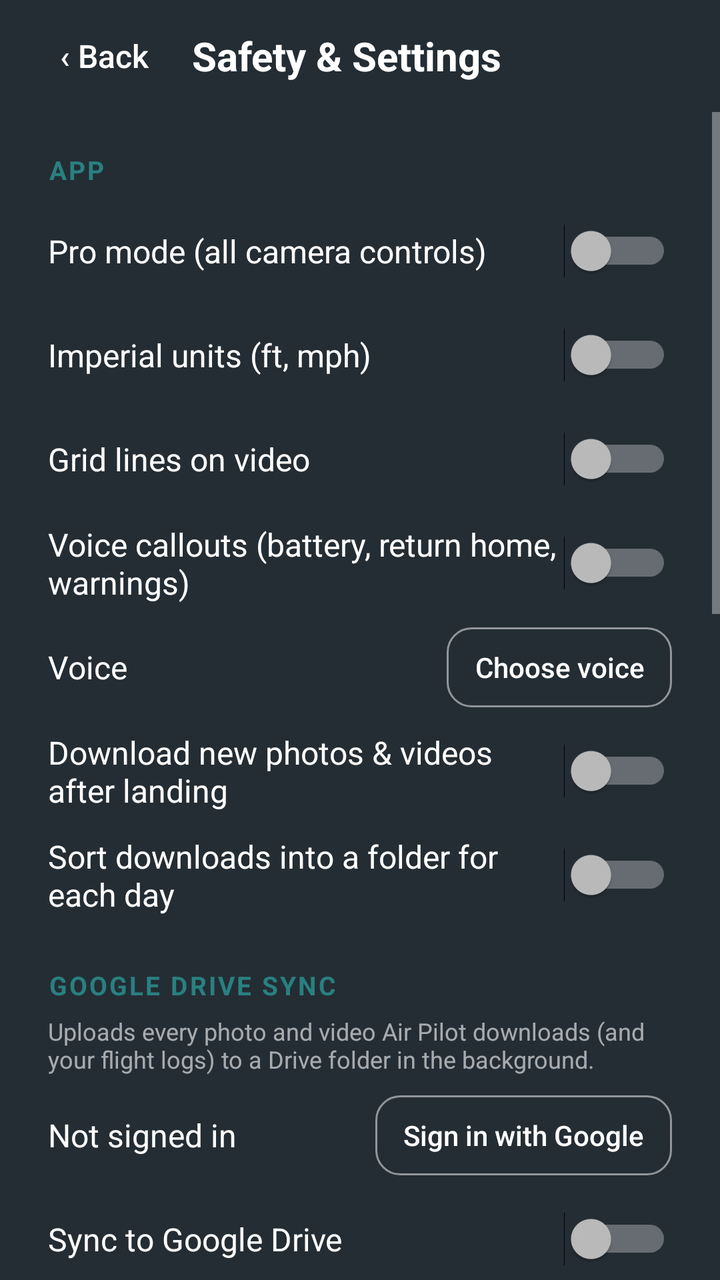
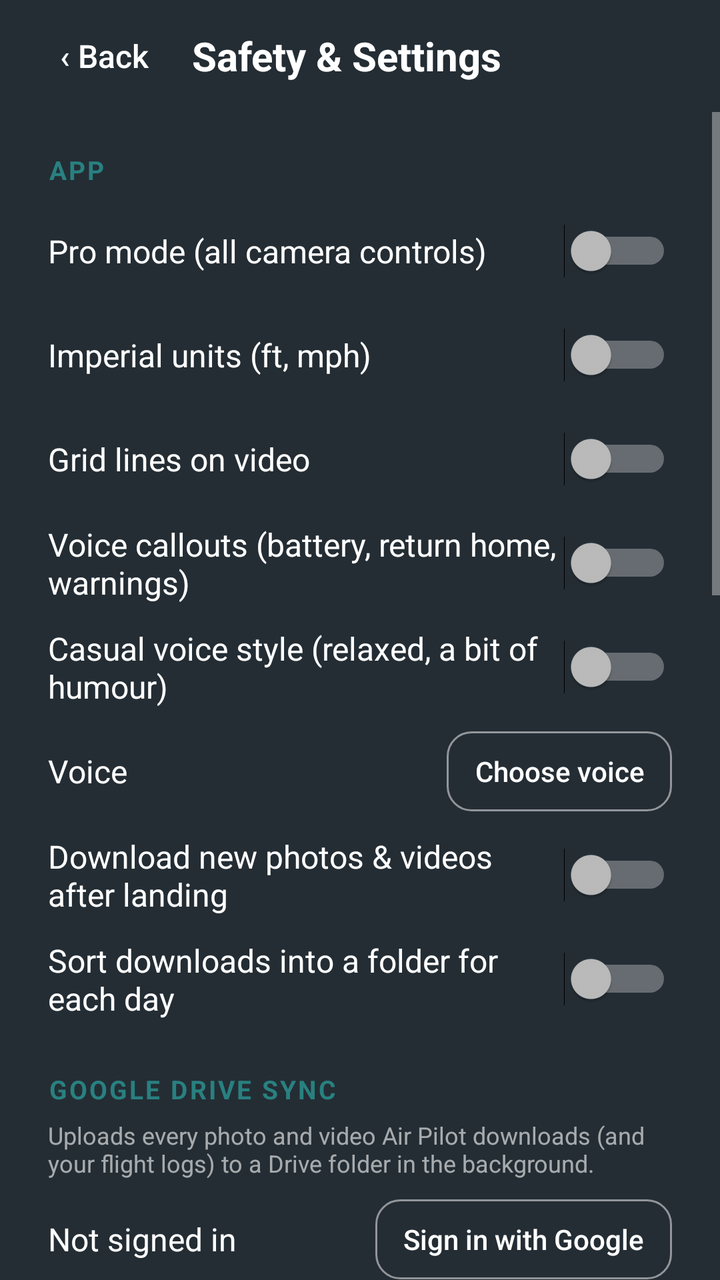

The first picture is an Android layout as it rendered before a commit; the second is the same layout after the commit. The layout source and the unified diff follow.
<!-- AndroidManifest.xml: application theme AppTheme -->
<!-- res/layout/activity_settings.xml -->
<?xml version="1.0" encoding="utf-8"?>
<LinearLayout xmlns:android="http://schemas.android.com/apk/res/android"
    android:layout_width="match_parent"
    android:layout_height="match_parent"
    android:background="@color/background_blue"
    android:orientation="vertical">

    <LinearLayout
        android:layout_width="match_parent"
        android:layout_height="56dp"
        android:gravity="center_vertical"
        android:orientation="horizontal"
        android:paddingLeft="8dp"
        android:paddingRight="16dp">

        <Button
            android:id="@+id/btn_back"
            android:layout_width="wrap_content"
            android:layout_height="44dp"
            android:background="@android:color/transparent"
            android:text="‹ Back"
            android:textAllCaps="false"
            android:textColor="#FFFFFF"
            android:textSize="16sp" />

        <TextView
            android:layout_width="0dp"
            android:layout_height="wrap_content"
            android:layout_weight="1"
            android:text="Safety &amp; Settings"
            android:textColor="#FFFFFF"
            android:textSize="20sp"
            android:textStyle="bold" />

        <TextView
            android:id="@+id/drone_state"
            android:layout_width="wrap_content"
            android:layout_height="wrap_content"
            android:textColor="#B3FFFFFF"
            android:textSize="13sp" />
    </LinearLayout>

    <ScrollView
        android:layout_width="match_parent"
        android:layout_height="0dp"
        android:layout_weight="1">

        <LinearLayout
            android:layout_width="match_parent"
            android:layout_height="wrap_content"
            android:orientation="vertical"
            android:paddingLeft="24dp"
            android:paddingRight="24dp"
            android:paddingBottom="24dp">

            
            <TextView style="@style/SectionTitle" android:text="APP" />

            <LinearLayout style="@style/SettingRow">
                <TextView style="@style/SettingLabel" android:text="Pro mode (all camera controls)" />
                <Switch android:id="@+id/sw_advanced" android:layout_width="wrap_content" android:layout_height="wrap_content" />
            </LinearLayout>

            <LinearLayout style="@style/SettingRow">
                <TextView style="@style/SettingLabel" android:text="Imperial units (ft, mph)" />
                <Switch android:id="@+id/sw_imperial" android:layout_width="wrap_content" android:layout_height="wrap_content" />
            </LinearLayout>

            <LinearLayout style="@style/SettingRow">
                <TextView style="@style/SettingLabel" android:text="Grid lines on video" />
                <Switch android:id="@+id/sw_grid" android:layout_width="wrap_content" android:layout_height="wrap_content" />
            </LinearLayout>

            <LinearLayout style="@style/SettingRow">
                <TextView style="@style/SettingLabel" android:text="Voice callouts (battery, return home, warnings)" />
                <Switch android:id="@+id/sw_voice" android:layout_width="wrap_content" android:layout_height="wrap_content" />
            </LinearLayout>

            <LinearLayout style="@style/SettingRow">
                <TextView android:id="@+id/voice_label" style="@style/SettingLabel" android:text="Voice" />
                <Button
                    android:id="@+id/btn_voice"
                    style="@style/SecondaryButton"
                    android:layout_width="wrap_content"
                    android:layout_height="40dp"
                    android:paddingLeft="14dp"
                    android:paddingRight="14dp"
                    android:text="Choose voice"
                    android:textSize="14sp" />
            </LinearLayout>

            <LinearLayout style="@style/SettingRow">
                <TextView style="@style/SettingLabel" android:text="Download new photos &amp; videos after landing" />
                <Switch android:id="@+id/sw_auto_download" android:layout_width="wrap_content" android:layout_height="wrap_content" />
            </LinearLayout>

            <LinearLayout style="@style/SettingRow">
                <TextView style="@style/SettingLabel" android:text="Sort downloads into a folder for each day" />
                <Switch android:id="@+id/sw_by_date" android:layout_width="wrap_content" android:layout_height="wrap_content" />
            </LinearLayout>

            
            <TextView style="@style/SectionTitle" android:text="GOOGLE DRIVE SYNC" />
            <TextView
                style="@style/SettingHint"
                android:text="Uploads every photo and video Air Pilot downloads (and your flight logs) to a Drive folder in the background." />

            <LinearLayout style="@style/SettingRow">
                <TextView android:id="@+id/drive_account" style="@style/SettingLabel" android:text="Not signed in" />
                <Button
                    android:id="@+id/btn_drive_signin"
                    style="@style/SecondaryButton"
                    android:layout_width="wrap_content"
                    android:layout_height="40dp"
                    android:paddingLeft="14dp"
                    android:paddingRight="14dp"
                    android:text="Sign in with Google"
                    android:textSize="14sp" />
            </LinearLayout>

            <LinearLayout style="@style/SettingRow">
                <TextView style="@style/SettingLabel" android:text="Sync to Google Drive" />
                <Switch android:id="@+id/sw_drive" android:layout_width="wrap_content" android:layout_height="wrap_content" />
            </LinearLayout>

            <LinearLayout style="@style/SettingRow">
                <TextView style="@style/SettingLabel" android:text="Drive folder" />
                <EditText
                    android:id="@+id/et_drive_folder"
                    android:layout_width="200dp"
                    android:layout_height="wrap_content"
                    android:gravity="end"
                    android:imeOptions="actionDone"
                    android:inputType="text"
                    android:singleLine="true"
                    android:textColor="#FFFFFF"
                    android:textSize="16sp" />
            </LinearLayout>
            <TextView style="@style/SettingHint" android:text="Use / for subfolders, e.g. Drone/Air Pilot. Air Pilot creates the folder." />

            <LinearLayout style="@style/SettingRow">
                <TextView style="@style/SettingLabel" android:text="Only upload on Wi-Fi" />
                <Switch android:id="@+id/sw_drive_wifi" android:layout_width="wrap_content" android:layout_height="wrap_content" />
            </LinearLayout>

            <LinearLayout style="@style/SettingRow">
                <TextView style="@style/SettingLabel" android:text="Also upload flight logs (CSV)" />
                <Switch android:id="@+id/sw_drive_logs" android:layout_width="wrap_content" android:layout_height="wrap_content" />
            </LinearLayout>

            <TextView
                android:id="@+id/drive_status"
                style="@style/SettingHint"
                android:layout_marginTop="4dp" />

            
            <TextView style="@style/SectionTitle" android:text="DRONE SAFETY  (saved to the drone)" />
            <TextView
                android:id="@+id/drone_hint"
                style="@style/SettingHint"
                android:text="Connect the drone to read and change these." />

            <LinearLayout style="@style/SettingRow">
                <TextView style="@style/SettingLabel" android:text="Beginner mode" />
                <Switch android:id="@+id/sw_beginner" android:layout_width="wrap_content" android:layout_height="wrap_content" />
            </LinearLayout>
            <TextView style="@style/SettingHint" android:text="Keeps the drone close and low (about 30 m / 100 ft) and slow. Needs GPS." />

            <LinearLayout style="@style/SettingRow">
                <TextView android:id="@+id/lbl_max_alt" style="@style/SettingLabel" android:text="Max altitude" />
                <EditText android:id="@+id/et_max_alt" style="@style/SettingNumber" />
            </LinearLayout>

            <LinearLayout style="@style/SettingRow">
                <TextView style="@style/SettingLabel" android:text="Limit distance from home" />
                <Switch android:id="@+id/sw_dist_limit" android:layout_width="wrap_content" android:layout_height="wrap_content" />
            </LinearLayout>

            <LinearLayout style="@style/SettingRow">
                <TextView android:id="@+id/lbl_max_dist" style="@style/SettingLabel" android:text="Max distance" />
                <EditText android:id="@+id/et_max_dist" style="@style/SettingNumber" />
            </LinearLayout>

            <LinearLayout style="@style/SettingRow">
                <TextView android:id="@+id/lbl_rth_alt" style="@style/SettingLabel" android:text="Return-to-home altitude" />
                <EditText android:id="@+id/et_rth_alt" style="@style/SettingNumber" />
            </LinearLayout>
            <TextView style="@style/SettingHint" android:text="Set it higher than nearby trees and buildings." />

            <LinearLayout style="@style/SettingRow">
                <TextView style="@style/SettingLabel" android:text="Low battery warning (%)" />
                <EditText android:id="@+id/et_low_batt" style="@style/SettingNumber" />
            </LinearLayout>

            <Button
                android:id="@+id/btn_save_drone"
                style="@style/BigButton"
                android:layout_marginTop="16dp"
                android:text="Save to drone" />

            <TextView
                android:id="@+id/save_result"
                style="@style/SettingHint"
                android:layout_marginTop="8dp" />
        </LinearLayout>
    </ScrollView>
</LinearLayout>
<!-- resources referenced by this layout -->
<resources>
  <color name="background_blue">#242d34</color>
  <style name="BigButton">
          <item name="android:layout_width">match_parent</item>
          <item name="android:layout_height">56dp</item>
          <item name="android:background">@drawable/button_bg</item>
          <item name="android:textColor">#FFFFFF</item>
          <item name="android:textSize">18sp</item>
          <item name="android:textStyle">bold</item>
          <item name="android:textAllCaps">false</item>
      </style>
  <style name="SecondaryButton" parent="BigButton">
          <item name="android:layout_height">48dp</item>
          <item name="android:background">@drawable/button_secondary_bg</item>
          <item name="android:textSize">16sp</item>
          <item name="android:textStyle">normal</item>
      </style>
  <style name="SectionTitle">
          <item name="android:layout_width">match_parent</item>
          <item name="android:layout_height">wrap_content</item>
          <item name="android:layout_marginTop">20dp</item>
          <item name="android:layout_marginBottom">6dp</item>
          <item name="android:textColor">@color/medium_blue</item>
          <item name="android:textSize">13sp</item>
          <item name="android:textStyle">bold</item>
          <item name="android:letterSpacing">0.08</item>
      </style>
  <style name="SettingHint">
          <item name="android:layout_width">match_parent</item>
          <item name="android:layout_height">wrap_content</item>
          <item name="android:textColor">#99FFFFFF</item>
          <item name="android:textSize">12sp</item>
          <item name="android:layout_marginBottom">4dp</item>
      </style>
  <style name="SettingLabel">
          <item name="android:layout_width">0dp</item>
          <item name="android:layout_height">wrap_content</item>
          <item name="android:layout_weight">1</item>
          <item name="android:textColor">#FFFFFF</item>
          <item name="android:textSize">16sp</item>
      </style>
  <style name="SettingNumber">
          <item name="android:layout_width">96dp</item>
          <item name="android:layout_height">wrap_content</item>
          <item name="android:gravity">end</item>
          <item name="android:inputType">number</item>
          <item name="android:textColor">#FFFFFF</item>
          <item name="android:textSize">16sp</item>
          <item name="android:maxLength">5</item>
          <item name="android:selectAllOnFocus">true</item>
      </style>
  <style name="SettingRow">
          <item name="android:layout_width">match_parent</item>
          <item name="android:layout_height">wrap_content</item>
          <item name="android:minHeight">52dp</item>
          <item name="android:gravity">center_vertical</item>
          <item name="android:orientation">horizontal</item>
      </style>
  <style name="AppTheme" parent="@style/Theme.AppCompat.NoActionBar">
          <item name="android:windowBackground">@color/background_blue</item>
          <item name="android:textColor">@color/light_gray</item>
          <item name="android:windowFullscreen">true</item>
          <item name="colorAccent">@color/medium_blue</item>
          <item name="colorControlActivated">@color/medium_blue</item>
      </style>
  <!-- drawable button_bg (drawable) -->
  <?xml version="1.0" encoding="utf-8"?>
  <selector xmlns:android="http://schemas.android.com/apk/res/android">
      <item android:state_pressed="true">
          <shape android:shape="rectangle"><solid android:color="#1F6060" /><corners android:radius="12dp" /></shape>
      </item>
      <item>
          <shape android:shape="rectangle"><solid android:color="@color/medium_blue" /><corners android:radius="12dp" /></shape>
      </item>
  </selector>
  <color name="medium_blue">#298080</color>
  <color name="light_gray">#B3FFFFFF</color>
  <!-- unchanged entries left out for length: 1 -->
</resources>

<!-- the commit's change to res/layout/activity_settings.xml (unified diff, before → after) -->
@@ -74,6 +74,11 @@
             <LinearLayout style="@style/SettingRow">
                 <TextView style="@style/SettingLabel" android:text="Voice callouts (battery, return home, warnings)" />
                 <Switch android:id="@+id/sw_voice" android:layout_width="wrap_content" android:layout_height="wrap_content" />
+            </LinearLayout>
+
+            <LinearLayout style="@style/SettingRow">
+                <TextView style="@style/SettingLabel" android:text="Casual voice style (relaxed, a bit of humour)" />
+                <Switch android:id="@+id/sw_voice_casual" android:layout_width="wrap_content" android:layout_height="wrap_content" />
             </LinearLayout>
 
             <LinearLayout style="@style/SettingRow">
